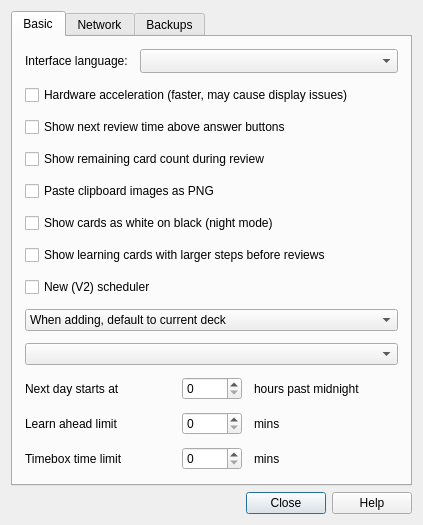
First picture: the form in designer/preferences.ui, repository ankitects/anki, before the edit.
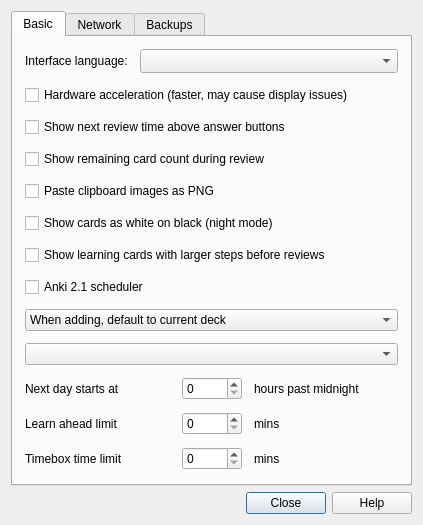
Second picture: the form after the edit.

Patch:
```diff
--- a/designer/preferences.ui
+++ b/designer/preferences.ui
@@ -111,7 +111,7 @@
        <item>
         <widget class="QCheckBox" name="newSched">
          <property name="text">
-          <string>New (V2) scheduler</string>
+          <string>Anki 2.1 scheduler</string>
          </property>
         </widget>
        </item>
```
